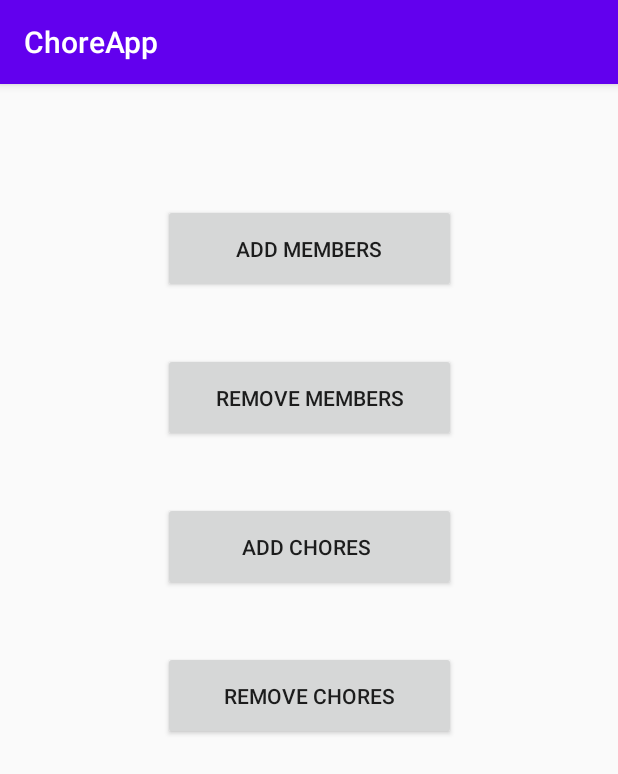
After one commit to hookleon/ChoreApp, an Android app: the SettingsActivity screen opened directly, with no data from a screen before it, on a phone screen of 412 x 824 dp. The commit adds this screen. Shown: the top 774 px of the screen. Run offline under Robolectric (Android 15) with nearby library versions, the phone set to English and light mode, and no system bars.

Commit message:
Created a settings page and gave toast pop ups to the add chore and member

```diff
--- a/app/build.gradle
+++ b/app/build.gradle
@@ -29,6 +29,7 @@ dependencies {
 
     implementation 'androidx.appcompat:appcompat:1.1.0'
     implementation 'androidx.constraintlayout:constraintlayout:1.1.3'
+    implementation 'androidx.preference:preference:1.1.0-rc01'
     testImplementation 'junit:junit:4.12'
     androidTestImplementation 'androidx.test.ext:junit:1.1.1'
     androidTestImplementation 'androidx.test.espresso:espresso-core:3.2.0'
--- a/app/src/main/java/com/example/choreapp/MainActivity.java
+++ b/app/src/main/java/com/example/choreapp/MainActivity.java
@@ -35,5 +35,7 @@ public class MainActivity extends AppCompatActivity {
         textView3.setText(mRef.child("users").child(key).toString());
     }
 
-    //Leon Hook
+
+
+
 }
--- /dev/null
+++ b/app/src/main/java/com/example/choreapp/SettingsActivity.java
@@ -0,0 +1,14 @@
+package com.example.choreapp;
+
+import androidx.appcompat.app.AppCompatActivity;
+
+import android.os.Bundle;
+
+public class SettingsActivity extends AppCompatActivity {
+
+    @Override
+    protected void onCreate(Bundle savedInstanceState) {
+        super.onCreate(savedInstanceState);
+        setContentView(R.layout.activity_settings);
+    }
+}
--- /dev/null
+++ b/app/src/main/res/layout/activity_settings.xml
@@ -0,0 +1,50 @@
+<?xml version="1.0" encoding="utf-8"?>
+<androidx.constraintlayout.widget.ConstraintLayout xmlns:android="http://schemas.android.com/apk/res/android"
+
+    xmlns:app="http://schemas.android.com/apk/res-auto"
+    xmlns:tools="http://schemas.android.com/tools"
+    android:layout_width="match_parent"
+    android:layout_height="match_parent"
+    android:orientation="vertical"
+    tools:context=".SettingsActivity">
+
+    <Button
+        android:id="@+id/button12"
+        android:layout_width="195dp"
+        android:layout_height="59dp"
+        android:layout_marginTop="80dp"
+        android:text="Add Members"
+        app:layout_constraintEnd_toEndOf="parent"
+        app:layout_constraintStart_toStartOf="parent"
+        app:layout_constraintTop_toTopOf="parent" />
+
+    <Button
+        android:id="@+id/button13"
+        android:layout_width="195dp"
+        android:layout_height="59dp"
+        android:layout_marginTop="40dp"
+        android:text="Remove Members"
+        app:layout_constraintEnd_toEndOf="parent"
+        app:layout_constraintStart_toStartOf="parent"
+        app:layout_constraintTop_toBottomOf="@+id/button12" />
+
+    <Button
+        android:id="@+id/button14"
+        android:layout_width="195dp"
+        android:layout_height="59dp"
+        android:layout_marginTop="40dp"
+        android:text="Add Chores "
+        app:layout_constraintEnd_toEndOf="parent"
+        app:layout_constraintStart_toStartOf="parent"
+        app:layout_constraintTop_toBottomOf="@+id/button13" />
+
+    <Button
+        android:id="@+id/button15"
+        android:layout_width="195dp"
+        android:layout_height="59dp"
+        android:layout_marginTop="40dp"
+        android:text="Remove Chores"
+        app:layout_constraintEnd_toEndOf="parent"
+        app:layout_constraintStart_toStartOf="parent"
+        app:layout_constraintTop_toBottomOf="@+id/button14" />
+</androidx.constraintlayout.widget.ConstraintLayout>
```
Also changed, not shown: app/src/main/AndroidManifest.xml (+10 -1 lines), app/src/main/java/com/example/choreapp/AddChoresActivity.java (+15 -4 lines), app/src/main/java/com/example/choreapp/AddHouseMemberActivity.java (+13 -2 lines), app/src/main/java/com/example/choreapp/ChoreListActivity.java (+6 -1 lines), app/src/main/res/layout/activity_chore_list.xml (+14 -3 lines), app/src/main/res/values/arrays.xml (added, +12 -0 lines), app/src/main/res/values/strings.xml (+16 -0 lines), app/src/main/res/xml/root_preferences.xml (added, +35 -0 lines).
